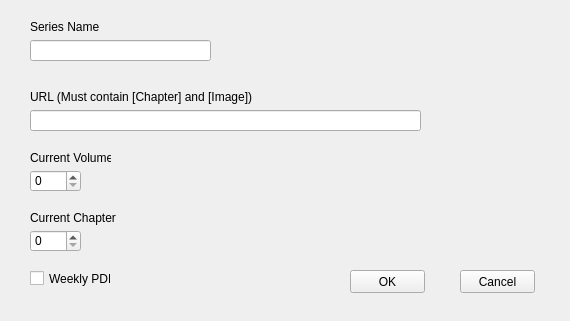
BadamBoum/GestionScans, file src/add.ui: the form before one commit.
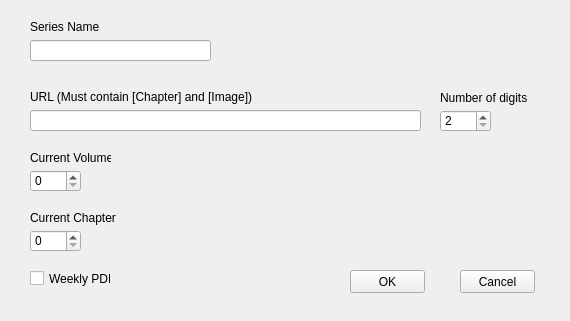
The form after the commit.

The edit to the form file:
```diff
--- a/src/add.ui
+++ b/src/add.ui
@@ -148,6 +148,35 @@
     <string>Weekly PDF</string>
    </property>
   </widget>
+  <widget class="QLabel" name="Digit">
+   <property name="geometry">
+    <rect>
+     <x>440</x>
+     <y>90</y>
+     <width>111</width>
+     <height>16</height>
+    </rect>
+   </property>
+   <property name="text">
+    <string>Number of digits</string>
+   </property>
+  </widget>
+  <widget class="QSpinBox" name="DigitValue">
+   <property name="geometry">
+    <rect>
+     <x>440</x>
+     <y>110</y>
+     <width>51</width>
+     <height>22</height>
+    </rect>
+   </property>
+   <property name="minimum">
+    <number>2</number>
+   </property>
+   <property name="maximum">
+    <number>4</number>
+   </property>
+  </widget>
  </widget>
  <resources/>
  <connections/>
```
